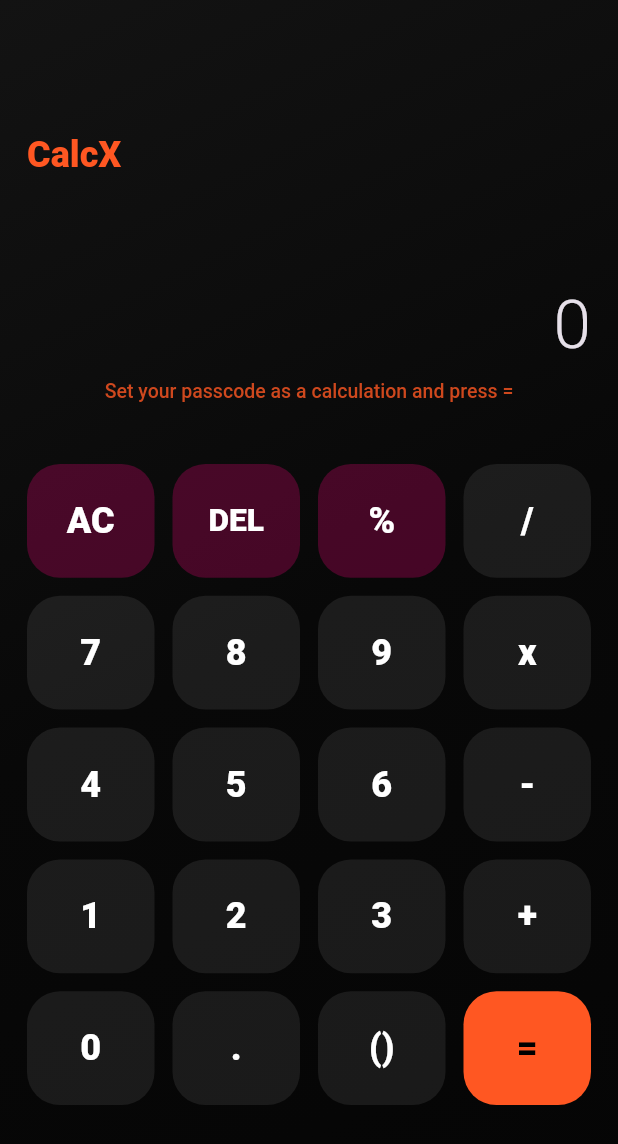
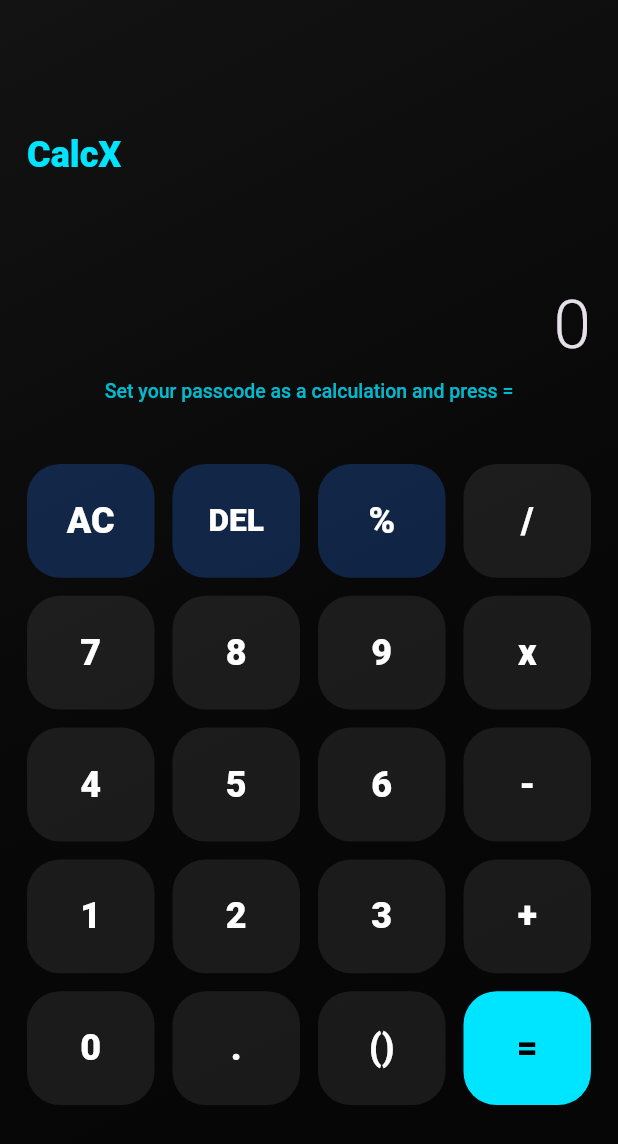
Before and after one commit to bihartv52-lab/CalcX, a Flutter app: the screen it shows after launch, on a phone screen of 412 x 824 dp. Shown: the top 1144 px of the screen. Run offline on Flutter 3.47's test engine with Material 3 defaults, Android fonts, the phone set to English and light mode, and no system bars; our stand-ins replace audioplayers, better_player_plus, file_picker, firebase_core, firebase_messaging, flutter_dotenv and 9 more; missing offline and left inert: dart:html, dart:ui_web, flutter_inappwebview, livekit_client, record; accounts and stored records are empty; Roboto replaces fonts that are missing (Geist, Sora).

Commit message:
Implement Midnight Dash design system and web-safe iframe fallbacks for Watch Party & Game Zone

```diff
--- a/lib/app/app_theme.dart
+++ b/lib/app/app_theme.dart
@@ -2,7 +2,7 @@ import 'package:flutter/material.dart';
 import 'package:calcx/core/services/theme_service.dart';
 
 class AppTheme {
-  static ThemeData dark() => themeForSettings(ThemeSettings(themeName: 'cyberpunk'));
+  static ThemeData dark() => themeForSettings(ThemeSettings(themeName: 'midnight_dash'));
 
   static ThemeData themeForName(String name) => themeForSettings(ThemeSettings(themeName: name));
 
@@ -10,11 +10,11 @@ class AppTheme {
     final name = settings.themeName;
     Brightness brightness = Brightness.dark;
 
-    Color primary = const Color(0xFF00DBE9); // cyan
-    Color secondary = const Color(0xFFB600F8); // magenta
-    Color tertiary = const Color(0xFFD1BCFF); // violet
-    Color background = const Color(0xFF050505);
-    Color surface = const Color(0xFF131313);
+    Color primary = const Color(0xFF00E5FF); // Electric Cyan
+    Color secondary = const Color(0xFF2979FF); // Electric Blue
+    Color tertiary = const Color(0xFFFF9100); // Dash Orange
+    Color background = const Color(0xFF080B11); // Deep Midnight Blue
+    Color surface = const Color(0xFF121824); // Dark Midnight Surface
 
     if (name == 'light') {
       brightness = Brightness.light;
@@ -24,11 +24,17 @@ class AppTheme {
       background = const Color(0xFFF6F5FA);
       surface = const Color(0xFFFFFFFF);
     } else if (name == 'amoled') {
-      primary = const Color(0xFF00DBE9);
-      secondary = const Color(0xFFB600F8);
-      tertiary = const Color(0xFFD1BCFF);
+      primary = const Color(0xFF00E5FF);
+      secondary = const Color(0xFF2979FF);
+      tertiary = const Color(0xFFFF9100);
       background = const Color(0xFF000000); // Pure Black
       surface = const Color(0xFF0A0A0A);
+    } else if (name == 'midnight_dash' || name == 'cyberpunk') {
+      primary = const Color(0xFF00E5FF); // Electric Cyan
+      secondary = const Color(0xFF2979FF); // Electric Blue
+      tertiary = const Color(0xFFFF9100); // Dash Orange
+      background = const Color(0xFF080B11); // Deep Midnight Blue
+      surface = const Color(0xFF121824); // Dark Midnight Surface
     } else if (name == 'emerald') {
       primary = const Color(0xFF00E676);
       secondary = const Color(0xFF00B0FF);
--- a/lib/core/services/theme_service.dart
+++ b/lib/core/services/theme_service.dart
@@ -16,7 +16,7 @@ class ThemeSettings {
   final int? seedColorValue; // Color seed extracted
 
   ThemeSettings({
-    this.themeName = 'sunset',
+    this.themeName = 'midnight_dash',
     this.globalWallpaperPath,
     this.chatWallpapers = const {},
     this.wallpaperOpacity = 0.8,
@@ -59,7 +59,7 @@ class ThemeSettings {
 
   factory ThemeSettings.fromMap(Map<String, dynamic> map) {
     return ThemeSettings(
-      themeName: map['themeName'] ?? 'sunset',
+      themeName: map['themeName'] ?? 'midnight_dash',
       globalWallpaperPath: map['globalWallpaperPath'],
       chatWallpapers: Map<String, String>.from(map['chatWallpapers'] ?? {}),
       wallpaperOpacity: (map['wallpaperOpacity'] as num?)?.toDouble() ?? 0.8,
--- /dev/null
+++ b/lib/core/widgets/web_iframe_widget.dart
@@ -0,0 +1,2 @@
+export 'web_iframe_widget_stub.dart'
+    if (dart.library.html) 'web_iframe_widget_web.dart';
--- /dev/null
+++ b/lib/core/widgets/web_iframe_widget_stub.dart
@@ -0,0 +1,5 @@
+import 'package:flutter/material.dart';
+
+Widget createIFrameWidget(String url) {
+  return const Center(child: Text('Webview not supported on this platform'));
+}
```
Also changed, not shown: lib/core/widgets/web_iframe_widget_web.dart (added, +17 -0 lines), lib/features/auth/presentation/auth_page.dart (+6 -6 lines), lib/features/rooms/presentation/room_game_zone_page.dart (+9 -1 lines), lib/features/rooms/presentation/room_watch_party_page.dart (+23 -1 lines).
